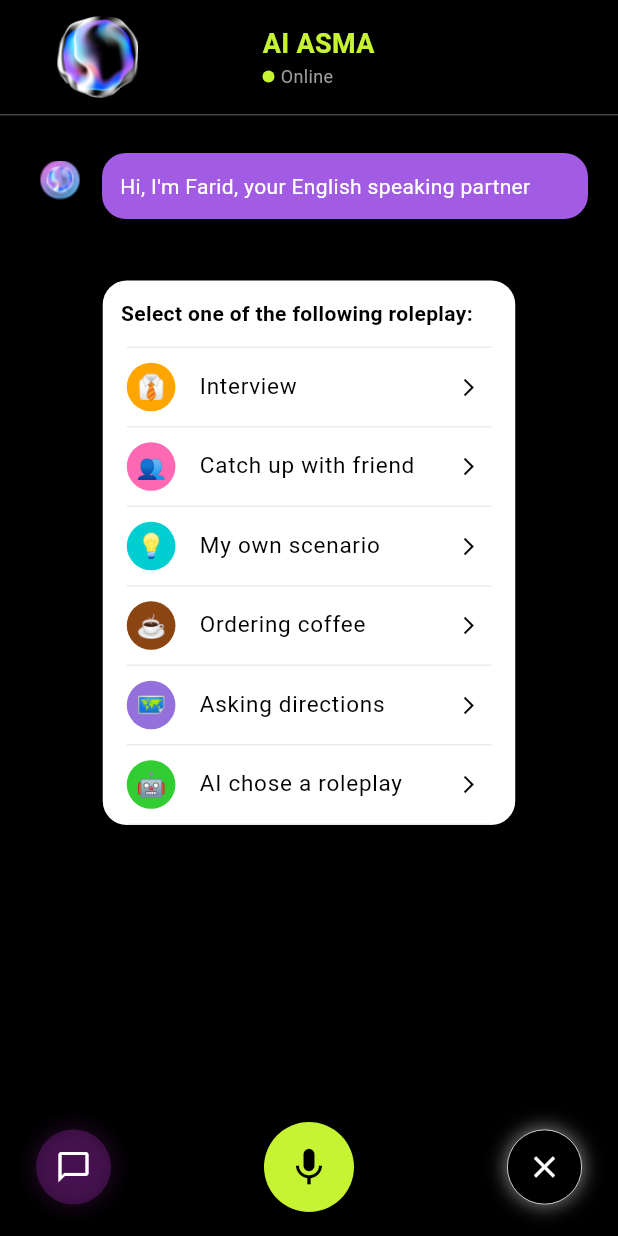
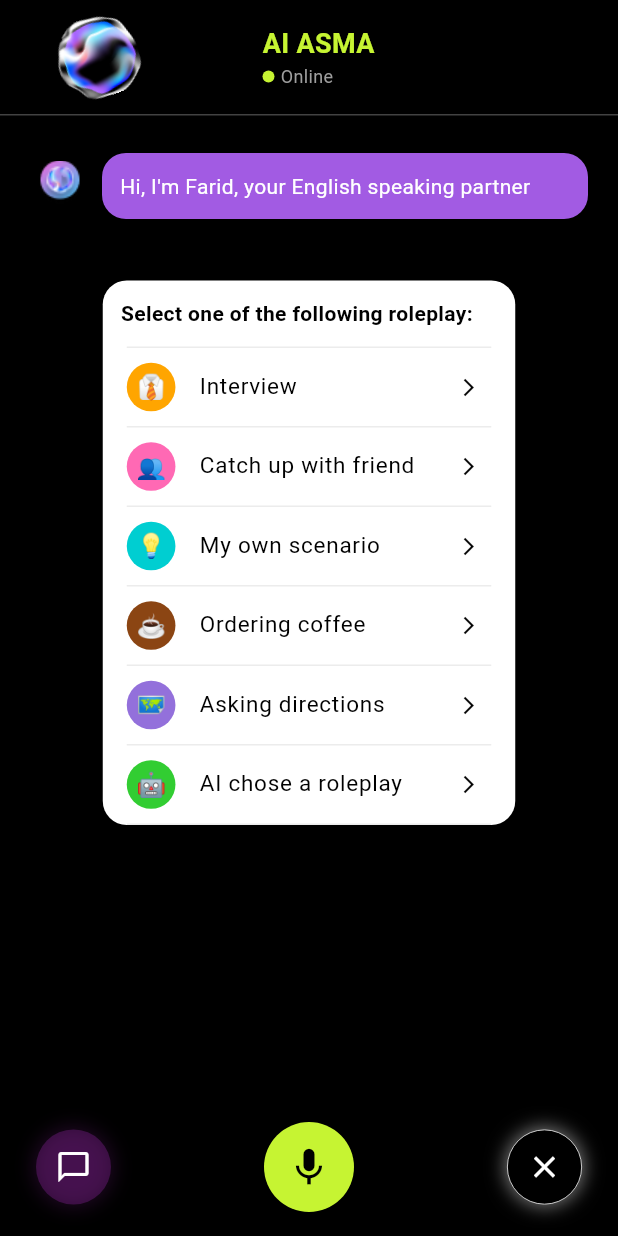
Before and after one commit to faridrazza/frontapp, a Flutter app: the SpeakWithAIScreen screen opened directly, on a phone screen of 412 x 824 dp. Run offline on Flutter 3.47's test engine with Material 3 defaults, Android fonts, the phone set to English and light mode, and no system bars; our stand-ins replace dio, equatable, flutter_bloc, flutter_secure_storage, google_fonts, intl_phone_number_input and 2 more; missing offline and left inert: flutter_sound; accounts and stored records are empty.

Commit message:
chat interface speak

```diff
--- a/lib/features/speak_with_ai/presentation/screens/speak_with_ai_screen.dart
+++ b/lib/features/speak_with_ai/presentation/screens/speak_with_ai_screen.dart
@@ -9,7 +9,33 @@ import '../widgets/role_play_options.dart';
 import '../widgets/voice_input_button.dart';
 import '../../domain/models/message.dart';
 
-class SpeakWithAIScreen extends StatelessWidget {
+class SpeakWithAIScreen extends StatefulWidget {
+  @override
+  _SpeakWithAIScreenState createState() => _SpeakWithAIScreenState();
+}
+
+class _SpeakWithAIScreenState extends State<SpeakWithAIScreen> with SingleTickerProviderStateMixin {
+  late AnimationController _animationController;
+  late Animation<double> _pulseAnimation;
+
+  @override
+  void initState() {
+    super.initState();
+    _animationController = AnimationController(
+      vsync: this,
+      duration: Duration(seconds: 10), // Increased duration for slower rotation
+    )..repeat(); // This will make it rotate continuously in one direction
+    _pulseAnimation = Tween<double>(begin: 1.0, end: 1.2).animate(
+      CurvedAnimation(parent: _animationController, curve: Curves.easeInOut),
+    );
+  }
+
+  @override
+  void dispose() {
+    _animationController.dispose();
+    super.dispose();
+  }
+
   @override
   Widget build(BuildContext context) {
     return Scaffold(
@@ -45,11 +71,19 @@ class SpeakWithAIScreen extends StatelessWidget {
 
   Widget _buildHeader() {
     return Padding(
-      // padding: const EdgeInsets.all(16.0),
       padding: const EdgeInsets.symmetric(horizontal: 35.0, vertical: 8.0),
       child: Row(
         children: [
-          Image.asset('assets/images/AI.png', width: 60, height: 60),
+          AnimatedBuilder(
+            animation: _animationController,
+            builder: (context, child) {
+              return Transform.rotate(
+                angle: _animationController.value * 2 * 3.14159, // Full rotation
+                child: child,
+              );
+            },
+            child: Image.asset('assets/images/AI.png', width: 60, height: 60),
+          ),
           SizedBox(width: 80),
           Column(
             crossAxisAlignment: CrossAxisAlignment.start,
```
